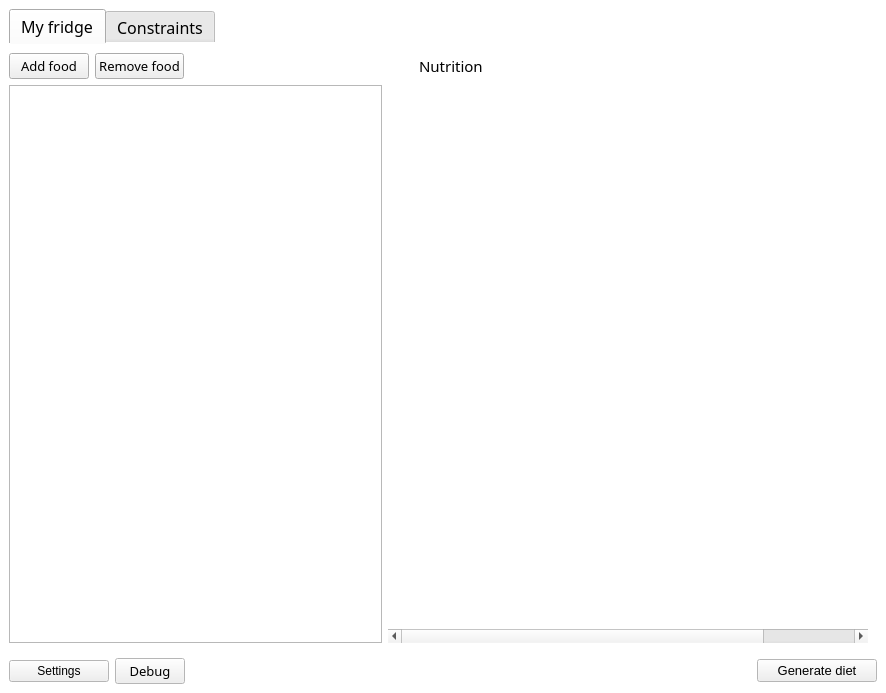
josh-minch/spartan, file ui_mainwindow_tab.ui: the form before one commit.
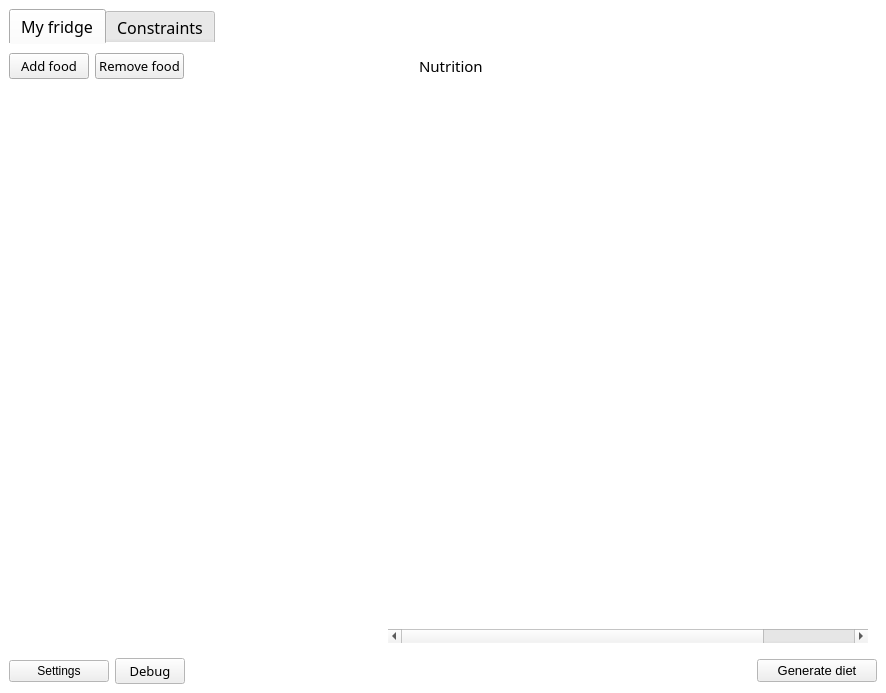
The form after the commit. The open tabs and pages were chosen to show the change. Icons and pictures are not drawn. Custom widgets are drawn as their Qt base class.

Commit message: Fix progress bar text, shortcuts, headers

```diff
--- a/ui_mainwindow_tab.ui
+++ b/ui_mainwindow_tab.ui
@@ -419,7 +419,20 @@
          </widget>
         </item>
         <item row="1" column="0" colspan="3">
-         <widget class="QTableView" name="fridge_view_1"/>
+         <widget class="QTableView" name="fridge_view">
+          <property name="styleSheet">
+           <string notr="true">QHeaderView::section{
+	background-color: white;
+	border: 0px;
+}</string>
+          </property>
+          <property name="frameShape">
+           <enum>QFrame::NoFrame</enum>
+          </property>
+          <property name="showGrid">
+           <bool>false</bool>
+          </property>
+         </widget>
         </item>
        </layout>
       </widget>
```
Left out of the diff: 25 changed lines with no effect on the pictures. The commit also changes 7 other files.
